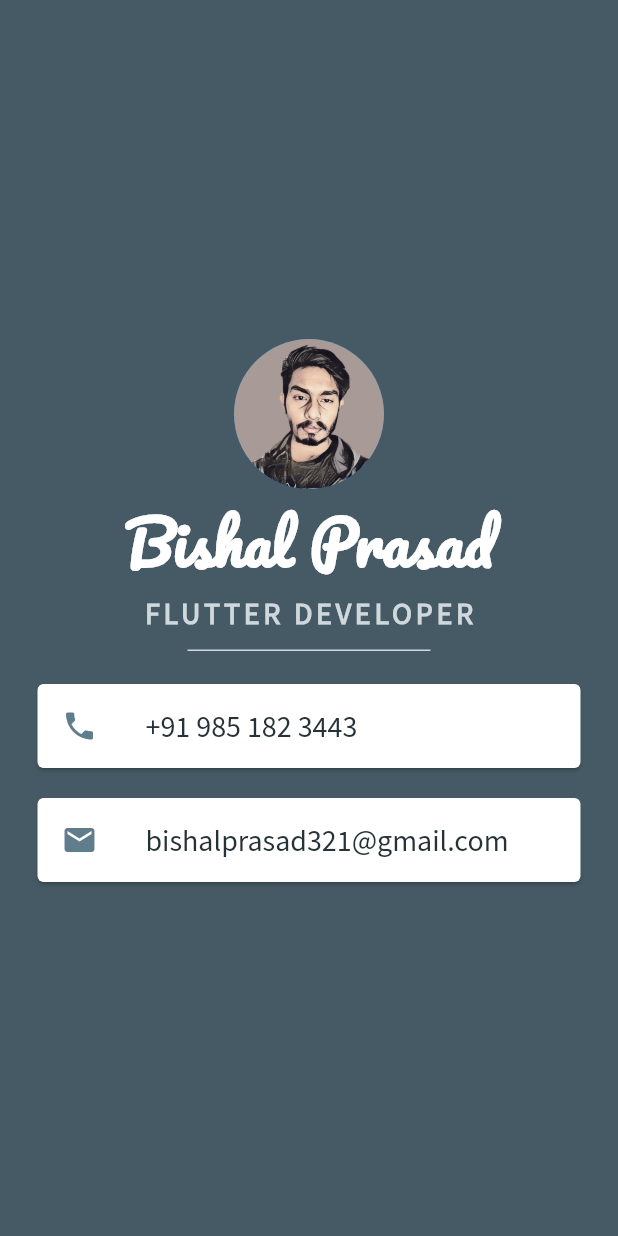
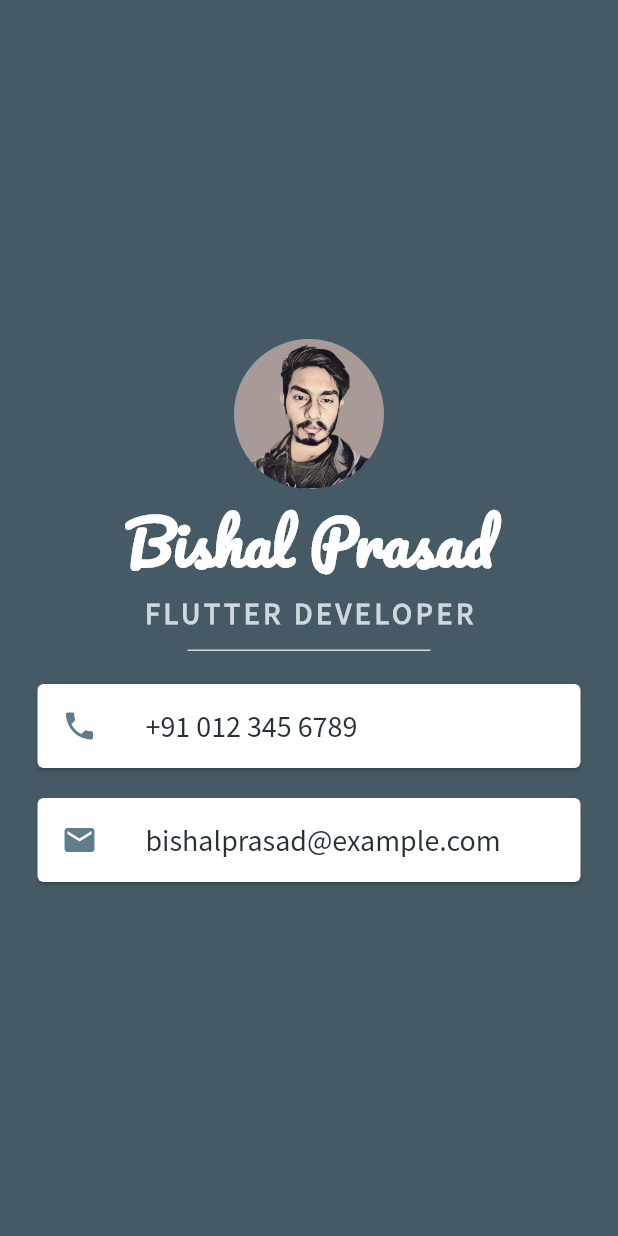
Before and after one commit to bishalprasad321/Flutter-Buisness-Card-App, a Flutter app: the screen it shows after launch, on a phone screen of 412 x 824 dp. Run offline on Flutter 3.47's test engine with Material 2 defaults, Android fonts, the phone set to English and light mode, and no system bars.

Commit message:
Optimized personal details

```diff
--- a/lib/main.dart
+++ b/lib/main.dart
@@ -55,7 +55,7 @@ class MyApp extends StatelessWidget {
                     color: Colors.blueGrey,
                   ),
                   title: Text(
-                    '+91 985 182 3443',
+                    '+91 012 345 6789',
                     style: TextStyle(
                       color: Colors.blueGrey.shade900,
                       fontFamily: 'Source Sans Pro',
@@ -73,7 +73,7 @@ class MyApp extends StatelessWidget {
                         color: Colors.blueGrey,
                     ),
                     title: Text(
-                      'bishalprasad321@gmail.com',
+                      'bishalprasad@example.com',
                       style: TextStyle(
                         color: Colors.blueGrey.shade900,
                         fontFamily: 'Source Sans Pro',
```
